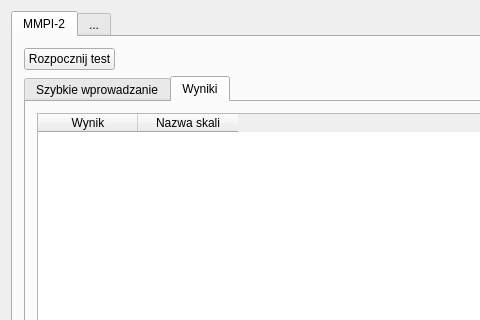
Before: the Qt Designer form mainwindow.ui in brzeszczot/NeuroTool, drawn with Qt 5; both pictures show x 0 to 480 and y 0 to 320 of the 682 by 493 pixel window.
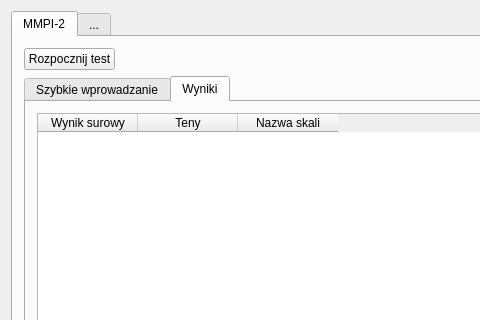
After: the same form once the commit is applied. The open tabs and pages were chosen to show the change.

What changed in the file:
```diff
--- a/mainwindow.ui
+++ b/mainwindow.ui
@@ -110,7 +110,12 @@
               </attribute>
               <column>
                <property name="text">
-                <string>Wynik</string>
+                <string>Wynik surowy</string>
+               </property>
+              </column>
+              <column>
+               <property name="text">
+                <string>Teny</string>
                </property>
               </column>
               <column>
```
Left out of the diff: 4 changed lines with no effect on the pictures.
